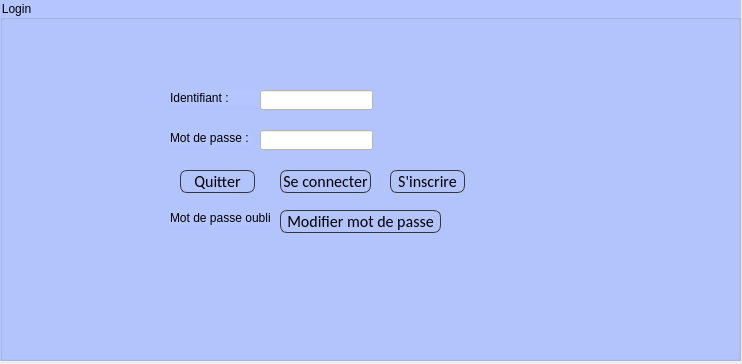
The window that mainwindow.ui (ahmedmanaa21/Projet2A10_SmartCinema) describes before a commit, drawn with Qt 5.
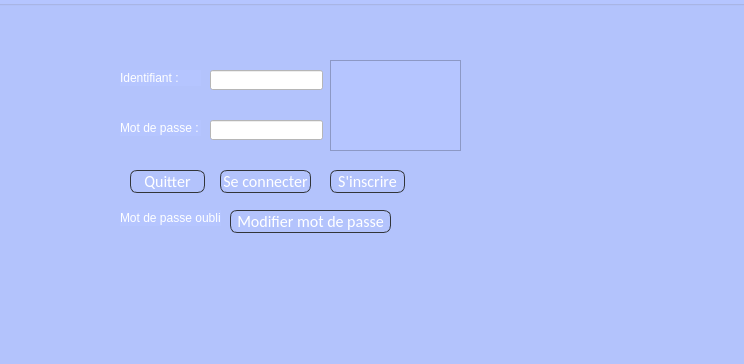
The same window after the commit. Icons and pictures are not drawn.

```diff
--- a/mainwindow.ui
+++ b/mainwindow.ui
@@ -6,7 +6,7 @@
    <rect>
     <x>0</x>
     <y>0</y>
-    <width>742</width>
+    <width>744</width>
     <height>364</height>
    </rect>
   </property>
@@ -17,27 +17,30 @@
    <widget class="QGroupBox" name="groupBox">
     <property name="geometry">
      <rect>
-      <x>0</x>
+      <x>-20</x>
       <y>0</y>
-      <width>741</width>
-      <height>361</height>
+      <width>771</width>
+      <height>381</height>
      </rect>
     </property>
     <property name="styleSheet">
      <string notr="true">background-color: rgb(181, 197, 255);</string>
     </property>
     <property name="title">
-     <string>Login</string>
+     <string/>
     </property>
     <widget class="QLabel" name="label_2">
      <property name="geometry">
       <rect>
-       <x>170</x>
-       <y>90</y>
-       <width>91</width>
+       <x>140</x>
+       <y>70</y>
+       <width>81</width>
        <height>16</height>
       </rect>
      </property>
+     <property name="styleSheet">
+      <string notr="true">color: rgb(255, 255, 255);</string>
+     </property>
      <property name="text">
       <string>Identifiant :</string>
      </property>
@@ -45,12 +48,15 @@
     <widget class="QLabel" name="label_3">
      <property name="geometry">
       <rect>
-       <x>170</x>
-       <y>130</y>
+       <x>140</x>
+       <y>120</y>
        <width>81</width>
        <height>16</height>
       </rect>
      </property>
+     <property name="styleSheet">
+      <string notr="true">color: rgb(255, 255, 255);</string>
+     </property>
      <property name="text">
       <string>Mot de passe :</string>
      </property>
@@ -58,8 +64,8 @@
     <widget class="QLineEdit" name="lineEdit_2">
      <property name="geometry">
       <rect>
-       <x>260</x>
-       <y>90</y>
+       <x>230</x>
+       <y>70</y>
        <width>113</width>
        <height>20</height>
       </rect>
@@ -71,8 +77,8 @@
     <widget class="QLineEdit" name="lineEdit_3">
      <property name="geometry">
       <rect>
-       <x>260</x>
-       <y>130</y>
+       <x>230</x>
+       <y>120</y>
        <width>113</width>
        <height>20</height>
       </rect>
@@ -80,11 +86,14 @@
      <property name="styleSheet">
       <string notr="true">background-color: rgb(255, 255, 255);</string>
      </property>
+     <property name="echoMode">
+      <enum>QLineEdit::Password</enum>
+     </property>
     </widget>
     <widget class="QPushButton" name="pushButton_quiter1">
      <property name="geometry">
       <rect>
-       <x>180</x>
+       <x>150</x>
        <y>170</y>
        <width>75</width>
        <height>23</height>
@@ -98,7 +107,7 @@
 	border-radius:7px;
 	border-width:1px;
 border-color: rgb(50, 53, 57);
-	color:rgb(0,0,0);
+color: rgb(255, 255, 255);
 	font-size:16px;
 font-family:Calibri;
 }
@@ -124,7 +133,7 @@
     <widget class="QPushButton" name="pushButton_connecter">
      <property name="geometry">
       <rect>
-       <x>280</x>
+       <x>240</x>
        <y>170</y>
        <width>91</width>
        <height>23</height>
@@ -138,7 +147,7 @@
 	border-radius:7px;
 	border-width:1px;
 border-color: rgb(50, 53, 57);
-	color:rgb(0,0,0);
+color: rgb(255, 255, 255);
 	font-size:16px;
 font-family:Calibri;
 }
@@ -164,7 +173,7 @@
     <widget class="QPushButton" name="pushButton_inscrire">
      <property name="geometry">
       <rect>
-       <x>390</x>
+       <x>350</x>
        <y>170</y>
        <width>75</width>
        <height>23</height>
@@ -178,7 +187,7 @@
 	border-radius:7px;
 	border-width:1px;
 border-color: rgb(50, 53, 57);
-	color:rgb(0,0,0);
+color: rgb(255, 255, 255);
 	font-size:16px;
 font-family:Calibri;
 }
@@ -204,12 +213,15 @@
     <widget class="QLabel" name="label_4">
      <property name="geometry">
       <rect>
-       <x>170</x>
+       <x>140</x>
        <y>210</y>
        <width>101</width>
        <height>16</height>
       </rect>
      </property>
+     <property name="styleSheet">
+      <string notr="true">color: rgb(255, 255, 255);</string>
+     </property>
      <property name="text">
       <string>Mot de passe oublié ?</string>
      </property>
@@ -217,7 +229,7 @@
     <widget class="QPushButton" name="pushButton_mdpoublie">
      <property name="geometry">
       <rect>
-       <x>280</x>
+       <x>250</x>
        <y>210</y>
        <width>161</width>
        <height>23</height>
@@ -231,7 +243,7 @@
 	border-radius:7px;
 	border-width:1px;
 border-color: rgb(50, 53, 57);
-	color:rgb(0,0,0);
+color: rgb(255, 255, 255);
 	font-size:16px;
 font-family:Calibri;
 }
@@ -254,6 +266,25 @@
       <string>Modifier mot de passe</string>
      </property>
     </widget>
+    <widget class="QFrame" name="frame">
+     <property name="geometry">
+      <rect>
+       <x>350</x>
+       <y>60</y>
+       <width>131</width>
+       <height>91</height>
+      </rect>
+     </property>
+     <property name="styleSheet">
+      <string notr="true">image: url(:/logoApp.png);</string>
+     </property>
+     <property name="frameShape">
+      <enum>QFrame::StyledPanel</enum>
+     </property>
+     <property name="frameShadow">
+      <enum>QFrame::Raised</enum>
+     </property>
+    </widget>
    </widget>
   </widget>
  </widget>
```
Left out of the diff: 10 changed lines with no effect on the pictures.
